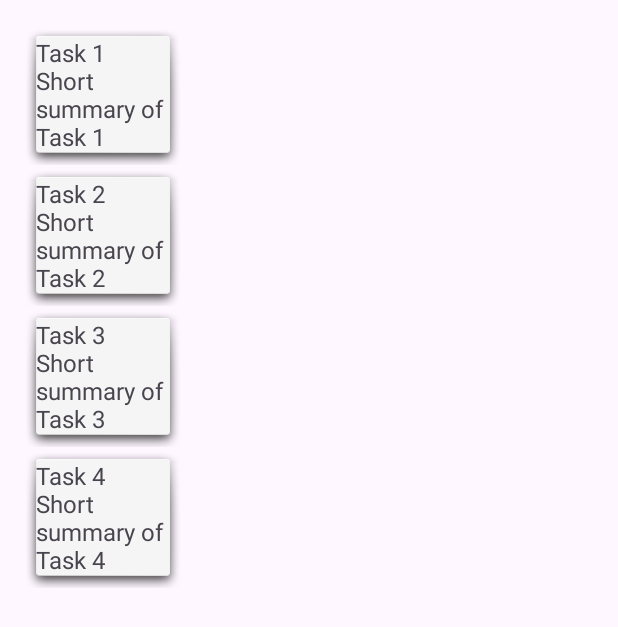
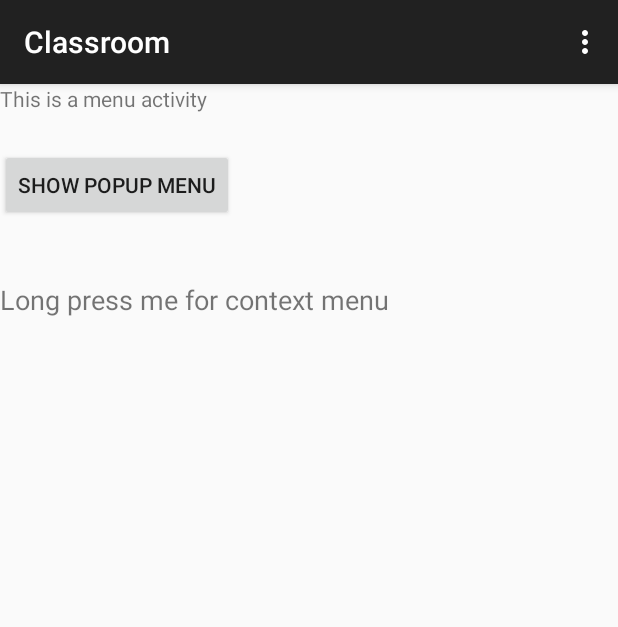
Before and after one commit to sujan-poudel-03/classroom, an Android app: the screen it shows after launch (Task before the commit, MenuActivity after it), on a phone screen of 412 x 824 dp. Shown: the top 627 px of the screen. Run offline under Robolectric (Android 15) with nearby library versions, the phone set to English and light mode, and no system bars.

Commit message:
added menu and dialoug

```diff
--- /dev/null
+++ b/app/src/main/java/com/example/classroom/MenuActivity.java
@@ -0,0 +1,122 @@
+package com.example.classroom;
+
+import android.os.Bundle;
+import android.view.ContextMenu;
+import android.view.Menu;
+import android.view.MenuItem;
+import android.view.View;
+import android.widget.Button;
+import android.widget.PopupMenu;
+import android.widget.TextView;
+import android.widget.Toast;
+
+import androidx.activity.EdgeToEdge;
+import androidx.appcompat.app.AlertDialog;
+import androidx.appcompat.app.AppCompatActivity;
+import androidx.core.graphics.Insets;
+import androidx.core.view.ViewCompat;
+import androidx.core.view.WindowInsetsCompat;
+
+public class MenuActivity extends AppCompatActivity {
+
+    @Override
+    protected void onCreate(Bundle savedInstanceState) {
+        super.onCreate(savedInstanceState);
+        EdgeToEdge.enable(this);
+        setContentView(R.layout.activity_menu);
+        ViewCompat.setOnApplyWindowInsetsListener(findViewById(R.id.main), (v, insets) -> {
+            Insets systemBars = insets.getInsets(WindowInsetsCompat.Type.systemBars());
+            v.setPadding(systemBars.left, systemBars.top, systemBars.right, systemBars.bottom);
+            return insets;
+        });
+
+        Button popupButton = findViewById(R.id.show_popup_btn);
+        popupButton.setOnClickListener(view -> {
+            PopupMenu popupMenu = new PopupMenu(MenuActivity.this, view);
+            popupMenu.getMenuInflater().inflate(R.menu.popup_menu, popupMenu.getMenu());
+
+            popupMenu.setOnMenuItemClickListener(item -> {
+                if (item.getItemId() == R.id.popup_item_one) {
+                    Toast.makeText(this, "Popup Option 1 clicked", Toast.LENGTH_SHORT).show();
+                    return true;
+                } else if (item.getItemId() == R.id.popup_item_two) {
+                    Toast.makeText(this, "Popup Option 2 clicked", Toast.LENGTH_SHORT).show();
+                    return true;
+                }
+                return false;
+            });
+
+            popupMenu.show();
+        });
+
+        TextView contextText = findViewById(R.id.context_text);
+        registerForContextMenu(contextText);
+
+    }
+
+    //
+    @Override
+    public boolean onCreateOptionsMenu(Menu menu){
+        getMenuInflater().inflate(R.menu.options_menu, menu);
+        return true;
+    }
+
+    // method to handle menu item clicks
+    @Override
+    public boolean onOptionsItemSelected(MenuItem menuItem){
+        int id = menuItem.getItemId();
+
+        if(id == R.id.option_one){
+            showSimpleDialog();
+//            Toast.makeText(this, "Option 1 is clicked", Toast.LENGTH_SHORT).show();
+            return true;
+        }
+
+        if(id==R.id.option_two){
+            Toast.makeText(this, "Option 2 is clicked", Toast.LENGTH_SHORT).show();
+            return true;
+        }
+
+        return super.onOptionsItemSelected(menuItem);
+
+    }
+
+    // this is for context menu
+    @Override
+    public void onCreateContextMenu(ContextMenu menu, View v, ContextMenu.ContextMenuInfo menuInfo) {
+        super.onCreateContextMenu(menu, v, menuInfo);
+        getMenuInflater().inflate(R.menu.context_menu, menu);
+    }
+
+    @Override
+    public boolean onContextItemSelected(MenuItem item) {
+        int id = item.getItemId();
+
+        if (id == R.id.context_edit) {
+            Toast.makeText(this, "Edit selected", Toast.LENGTH_SHORT).show();
+            return true;
+        } else if (id == R.id.context_delete) {
+            Toast.makeText(this, "Delete selected", Toast.LENGTH_SHORT).show();
+            return true;
+        }
+
+        return super.onContextItemSelected(item);
+    }
+
+    // this is for a dialoug
+    private void showSimpleDialog() {
+        new AlertDialog.Builder(this)
+                .setTitle("Option 1 Selected")
+                .setMessage("You selected Option 1. Continue?")
+                .setPositiveButton("Yes", (dialog, which) -> {
+                    finishAffinity(); // This will close the entire app
+                })
+//                .setPositiveButton("Yes", (dialog, which) ->
+//                        Toast.makeText(this, "Confirmed", Toast.LENGTH_SHORT).show())
+                .setNegativeButton("No", (dialog, which) -> dialog.dismiss())
+                .create()
+                .show();
+    }
+
+
+}
--- /dev/null
+++ b/app/src/main/res/layout/activity_menu.xml
@@ -0,0 +1,38 @@
+<?xml version="1.0" encoding="utf-8"?>
+<androidx.constraintlayout.widget.ConstraintLayout xmlns:android="http://schemas.android.com/apk/res/android"
+    xmlns:app="http://schemas.android.com/apk/res-auto"
+    xmlns:tools="http://schemas.android.com/tools"
+    android:id="@+id/main"
+    android:layout_width="match_parent"
+    android:layout_height="match_parent"
+    tools:context=".MenuActivity">
+
+    <TextView
+        android:id="@+id/menu_text"
+        android:layout_width="wrap_content"
+        android:layout_height="wrap_content"
+        android:text="This is a menu activity"
+        tools:ignore="MissingConstraints" />
+
+    <Button
+        android:id="@+id/show_popup_btn"
+        android:layout_width="wrap_content"
+        android:layout_height="wrap_content"
+        android:text="Show Popup Menu"
+        android:layout_marginTop="24dp"
+        app:layout_constraintTop_toBottomOf="@id/menu_text"
+        app:layout_constraintStart_toStartOf="parent" />
+
+    <TextView
+        android:id="@+id/context_text"
+        android:layout_width="wrap_content"
+        android:layout_height="wrap_content"
+        android:text="Long press me for context menu"
+        android:layout_marginTop="40dp"
+        android:textSize="18sp"
+        app:layout_constraintTop_toBottomOf="@+id/show_popup_btn"
+        app:layout_constraintStart_toStartOf="parent" />
+
+
+
+</androidx.constraintlayout.widget.ConstraintLayout>
--- /dev/null
+++ b/app/src/main/res/menu/context_menu.xml
@@ -0,0 +1,9 @@
+<?xml version="1.0" encoding="utf-8"?>
+<menu xmlns:android="http://schemas.android.com/apk/res/android">
+    <item
+        android:id="@+id/context_edit"
+        android:title="Edit" />
+    <item
+        android:id="@+id/context_delete"
+        android:title="Delete" />
+</menu>
--- /dev/null
+++ b/app/src/main/res/menu/options_menu.xml
@@ -0,0 +1,10 @@
+<?xml version="1.0" encoding="utf-8"?>
+<menu xmlns:android="http://schemas.android.com/apk/res/android">
+    <item
+        android:id="@+id/option_one"
+        android:title="Option 1"/>
+
+    <item
+        android:id="@+id/option_two"
+        android:title="Option 2"/>
+</menu>
--- /dev/null
+++ b/app/src/main/res/menu/popup_menu.xml
@@ -0,0 +1,10 @@
+<?xml version="1.0" encoding="utf-8"?>
+<menu xmlns:android="http://schemas.android.com/apk/res/android">
+    <item
+        android:id="@+id/popup_item_one"
+        android:title="popup option 1"/>
+
+    <item
+        android:id="@+id/popup_item_two"
+        android:title="popup option 2"/>
+</menu>
--- a/app/src/main/res/values/themes.xml
+++ b/app/src/main/res/values/themes.xml
@@ -1,9 +1,12 @@
 <resources xmlns:tools="http://schemas.android.com/tools">
     <!-- Base application theme. -->
-    <style name="Base.Theme.Classroom" parent="Theme.Material3.DayNight.NoActionBar">
-        <!-- Customize your light theme here. -->
-        <!-- <item name="colorPrimary">@color/my_light_primary</item> -->
+<!--    <style name="Base.Theme.Classroom" parent="Theme.Material3.DayNight.NoActionBar">-->
+<!--        &lt;!&ndash; Customize your light theme here. &ndash;&gt;-->
+<!--        &lt;!&ndash; <item name="colorPrimary">@color/my_light_primary</item> &ndash;&gt;-->
+<!--    </style>-->
+
+    <style name="Base.Theme.Classroom" parent="Theme.AppCompat.DayNight.DarkActionBar">
     </style>
 
-    <style name="Theme.Classroom" parent="Base.Theme.Classroom" />
+<!--    <style name="Theme.Classroom" parent="Base.Theme.Classroom" />-->
 </resources>
```
Also changed, not shown: app/src/main/AndroidManifest.xml (+12 -5 lines).
